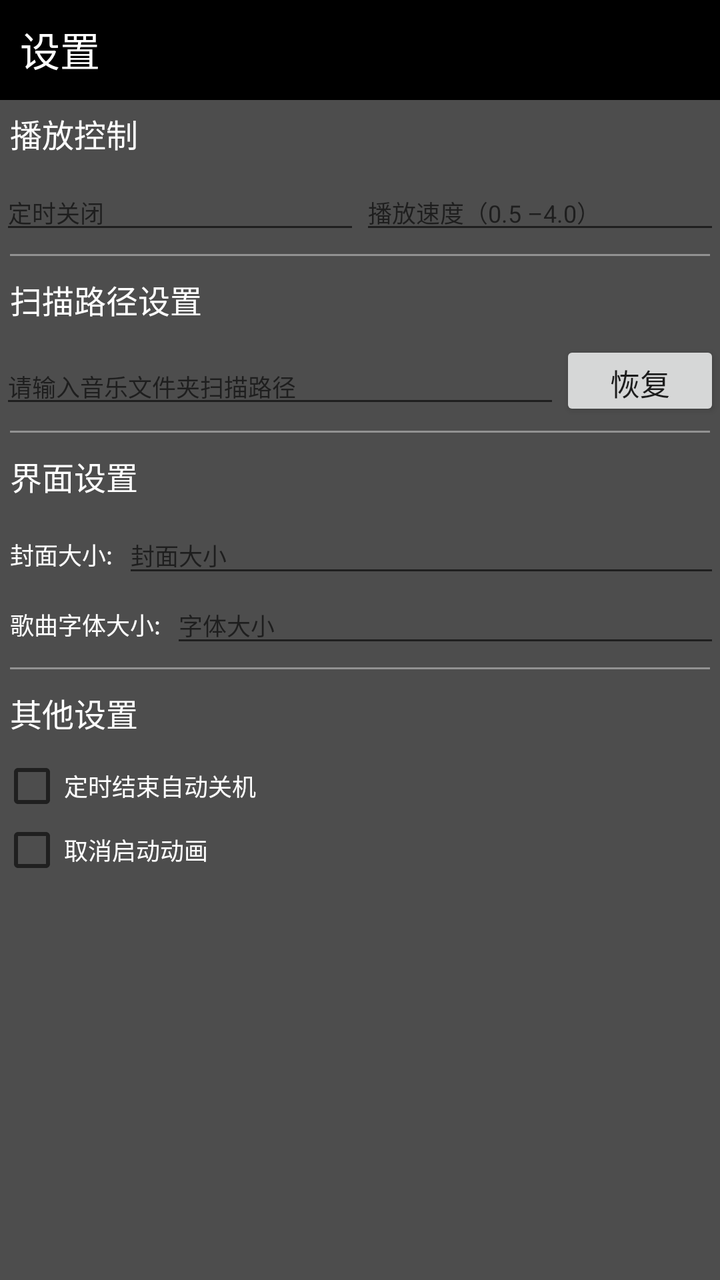
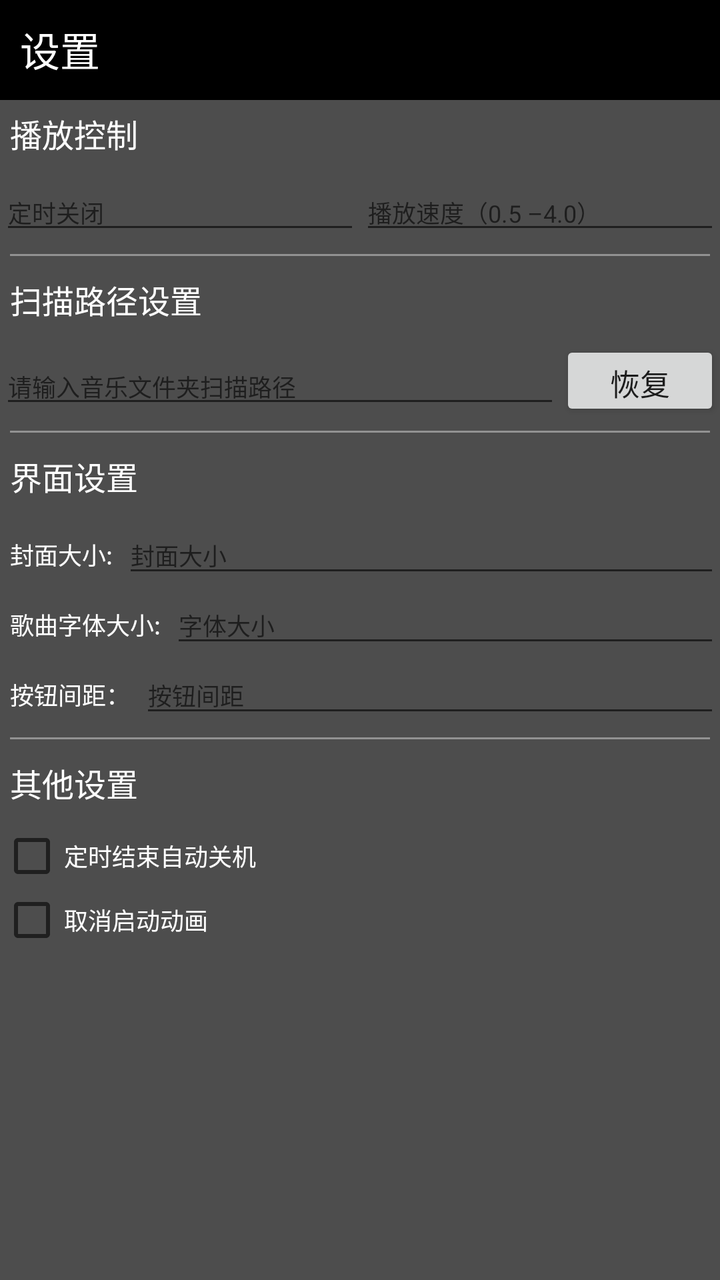

The first picture is an Android layout as it rendered before a commit; the second is the same layout after the commit. The layout source and the unified diff follow.
<!-- AndroidManifest.xml: activity theme Theme.Bilimusic -->
<!-- res/layout/activity_settings.xml -->
<?xml version="1.0" encoding="utf-8"?>
<ScrollView xmlns:android="http://schemas.android.com/apk/res/android"
    android:layout_width="match_parent"
    android:layout_height="match_parent"
    android:orientation="vertical"
    android:background="#4D4D4D"
    android:padding="0dp">
    <LinearLayout
        android:layout_width="match_parent"
        android:layout_height="wrap_content"
        android:orientation="vertical">
        
        <RelativeLayout
            android:id="@+id/topBar"
            android:layout_width="match_parent"
            android:layout_height="50dp"
            android:background="#000000">
            <TextView
                android:layout_width="wrap_content"
                android:layout_height="wrap_content"
                android:padding="10dp"
                android:text="@string/settings"
                android:textColor="#FFFFFF"
                android:textSize="20sp" />
        </RelativeLayout>

        
        <TextView
            android:layout_width="match_parent"
            android:layout_height="wrap_content"
            android:padding="5dp"
            android:text="@string/v6"
            android:textSize="16sp"
            android:textColor="@color/white"
            android:layout_marginBottom="4dp" />

        <LinearLayout
            android:layout_width="match_parent"
            android:layout_height="wrap_content"
            android:orientation="horizontal">

            <EditText
                android:id="@+id/TimedOff"
                android:layout_width="0dp"
                android:layout_height="wrap_content"
                android:layout_weight="1"
                android:hint="@string/v7"
                android:importantForAutofill="no"
                android:inputType="number"
                android:textColor="@color/white"
                android:textSize="12sp"/>

            <EditText
                android:id="@+id/Playspeed"
                android:layout_width="0dp"
                android:layout_height="wrap_content"
                android:layout_weight="1"
                android:hint="@string/v8"
                android:importantForAutofill="no"
                android:inputType="numberDecimal"
                android:textColor="@color/white"
                android:textSize="12sp"/>

        </LinearLayout>
        <View
            android:layout_width="match_parent"
            android:layout_height="1dp"
            android:layout_margin="5dp"
            android:background="#929292" />
        
        <TextView
            android:layout_width="match_parent"
            android:layout_height="wrap_content"
            android:padding="5dp"
            android:text="@string/t8"
            android:textSize="16sp"
            android:textColor="@color/white"
            android:layout_marginBottom="4dp" />

        <LinearLayout
            android:layout_width="match_parent"
            android:layout_height="wrap_content"
            android:orientation="horizontal">

            <EditText
                android:id="@+id/scanPathEditText"
                android:layout_width="0dp"
                android:layout_height="wrap_content"
                android:layout_weight="2"
                android:hint="@string/v10"
                android:importantForAutofill="no"
                android:inputType="none"
                android:textColor="@color/white"
                android:textSize="12sp"/>

            <Button
                android:id="@+id/resetButton"
                android:layout_width="80dp"
                android:layout_height="40dp"
                android:text="@string/t2"
                android:textSize="15sp"/>
        </LinearLayout>
        <View
            android:layout_width="match_parent"
            android:layout_height="1dp"
            android:layout_margin="5dp"
            android:background="#929292" />
        <TextView
            android:layout_width="match_parent"
            android:layout_height="wrap_content"
            android:padding="5dp"
            android:text="@string/t9"
            android:textSize="16sp"
            android:textColor="@color/white"
            android:layout_marginBottom="4dp" />
        <LinearLayout
            android:layout_width="match_parent"
            android:layout_height="wrap_content"
            android:orientation="horizontal">

            <TextView
                android:layout_width="wrap_content"
                android:layout_height="wrap_content"
                android:layout_marginLeft="5dp"
                android:layout_marginRight="5dp"
                android:text="@string/t10"
                android:textSize="12sp"
                android:textColor="@color/white"/>
            <EditText
                android:id="@+id/ImageSize"
                android:layout_width="0dp"
                android:layout_weight="1"
                android:layout_height="35dp"
                android:hint="@string/v11"
                android:importantForAutofill="no"
                android:inputType="number"
                android:textColor="@color/white"
                android:textSize="12sp"/>

        </LinearLayout>
        <LinearLayout
            android:layout_width="match_parent"
            android:layout_height="wrap_content"
            android:orientation="horizontal">
            <TextView
                android:layout_width="wrap_content"
                android:layout_height="wrap_content"
                android:layout_marginLeft="5dp"
                android:layout_marginRight="5dp"
                android:text="@string/r1"
                android:textSize="12sp"
                android:textColor="@color/white"/>
            <EditText
                android:id="@+id/TextSize"
                android:layout_width="0dp"
                android:layout_weight="1"
                android:layout_height="35dp"
                android:hint="@string/r2"
                android:importantForAutofill="no"
                android:inputType="number"
                android:textColor="@color/white"
                android:textSize="12sp"/>
        </LinearLayout>
        <View
            android:layout_width="match_parent"
            android:layout_height="1dp"
            android:layout_margin="5dp"
            android:background="#929292" />
        <TextView
            android:layout_width="match_parent"
            android:layout_height="wrap_content"
            android:padding="5dp"
            android:text="@string/r5"
            android:textSize="16sp"
            android:textColor="@color/white"
            android:layout_marginBottom="4dp" />
        <CheckBox
            android:id="@+id/isPowerOffBox"
            android:layout_width="match_parent"
            android:layout_height="wrap_content"
            android:text="@string/r3"
            android:textColor="@color/white"
            android:textSize="12sp"/>

        <CheckBox
            android:id="@+id/isAnimOffBox"
            android:layout_width="match_parent"
            android:layout_height="wrap_content"
            android:text="@string/r4"
            android:textColor="@color/white"
            android:textSize="12sp"/>
    </LinearLayout>
</ScrollView>
<!-- resources referenced by this layout -->
<resources>
  <color name="white">#FFFFFFFF</color>
  <string name="r1">歌曲字体大小:</string>
  <string name="r2">字体大小</string>
  <string name="r3">定时结束自动关机</string>
  <string name="r4">取消启动动画</string>
  <string name="r5">其他设置</string>
  <string name="settings">设置</string>
  <string name="t10">封面大小:</string>
  <string name="t2">恢复</string>
  <string name="t8">扫描路径设置</string>
  <string name="t9">界面设置</string>
  <string name="v10">请输入音乐文件夹扫描路径</string>
  <string name="v11">封面大小</string>
  <string name="v6">播放控制</string>
  <string name="v7">定时关闭</string>
  <string name="v8">播放速度（0.5 –4.0）</string>
  <style name="Theme.Bilimusic" parent="Theme.AppCompat.Light.NoActionBar">
          <item name="android:windowFullscreen">true</item>
          
          <item name="colorPrimary">@color/black</item>
          <item name="colorPrimaryVariant">#743D3D3D</item>
          <item name="colorOnPrimary">@color/white</item>
          
          <item name="colorSecondary">@color/teal_200</item>
          <item name="colorSecondaryVariant">@color/teal_700</item>
          <item name="colorOnSecondary">@color/black</item>
          
          <item name="android:statusBarColor" tools:targetApi="21">?attr/colorPrimaryVariant</item>
          
          <item name="colorAccent">#BFFFFFFF</item>
          <item name="android:textColorHighlight">#B3000000</item>
      </style>
  <color name="black">#FF000000</color>
  <color name="teal_200">#FF03DAC5</color>
  <color name="teal_700">#FF018786</color>
</resources>

<!-- the commit's change to res/layout/activity_settings.xml (unified diff, before → after) -->
@@ -161,6 +161,29 @@
                 android:textColor="@color/white"
                 android:textSize="12sp"/>
         </LinearLayout>
+        <LinearLayout
+            android:layout_width="match_parent"
+            android:layout_height="wrap_content"
+            android:orientation="horizontal">
+            <TextView
+                android:layout_width="wrap_content"
+                android:layout_height="wrap_content"
+                android:layout_marginLeft="5dp"
+                android:layout_marginRight="5dp"
+                android:text="@string/r6"
+                android:textSize="12sp"
+                android:textColor="@color/white"/>
+            <EditText
+                android:id="@+id/ButtonInterval"
+                android:layout_width="0dp"
+                android:layout_weight="1"
+                android:layout_height="35dp"
+                android:hint="@string/r7"
+                android:importantForAutofill="no"
+                android:inputType="number"
+                android:textColor="@color/white"
+                android:textSize="12sp"/>
+        </LinearLayout>
         <View
             android:layout_width="match_parent"
             android:layout_height="1dp"
<!-- resource entries referenced after the edit -->
@@ -6,6 +6,8 @@
   <string name="r3">定时结束自动关机</string>
   <string name="r4">取消启动动画</string>
   <string name="r5">其他设置</string>
+  <string name="r6">按钮间距：</string>
+  <string name="r7">按钮间距</string>
   <string name="settings">设置</string>
   <string name="t10">封面大小:</string>
   <string name="t2">恢复</string>
